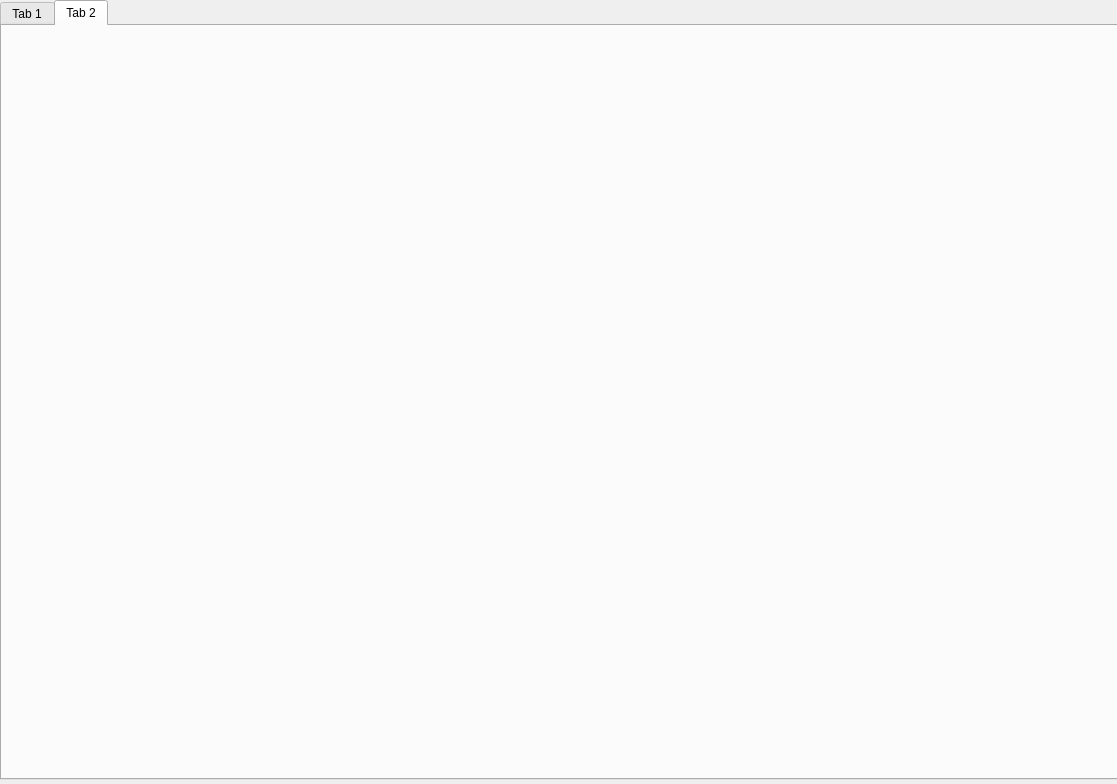
The window that gui/guiLayout.ui (dbpedia/tablist-extractor) describes before a commit, drawn with Qt 5.
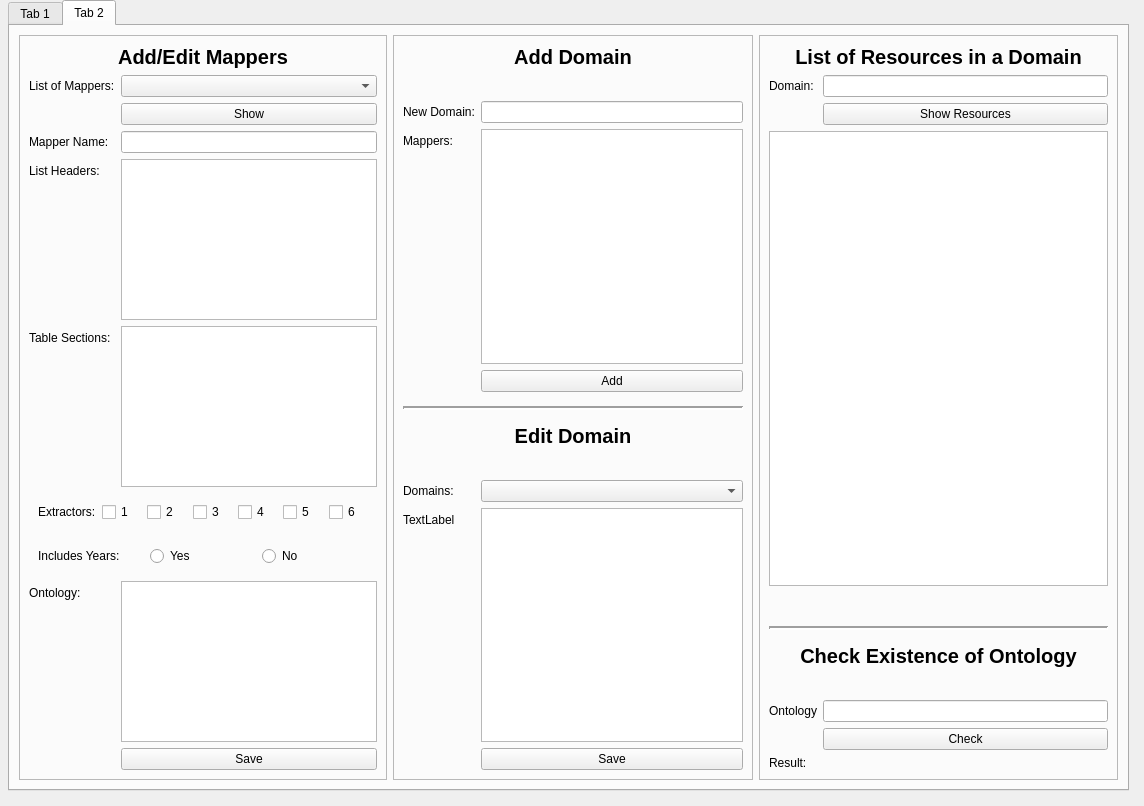
The same window after the commit. The open tabs and pages were chosen to show the change.

Commit message: add/edit mapper functions with UI

Diff of the .ui file:
```diff
--- a/gui/guiLayout.ui
+++ b/gui/guiLayout.ui
@@ -6,16 +6,10 @@
    <rect>
     <x>0</x>
     <y>0</y>
-    <width>1117</width>
-    <height>784</height>
+    <width>1144</width>
+    <height>806</height>
    </rect>
   </property>
-  <property name="minimumSize">
-   <size>
-    <width>1013</width>
-    <height>779</height>
-   </size>
-  </property>
   <property name="windowTitle">
    <string>Tablist-Extractor</string>
   </property>
@@ -23,12 +17,18 @@
    <widget class="QTabWidget" name="tabWidget">
     <property name="geometry">
      <rect>
-      <x>0</x>
+      <x>8</x>
       <y>0</y>
-      <width>1120</width>
-      <height>780</height>
+      <width>1121</width>
+      <height>791</height>
      </rect>
     </property>
+    <property name="maximumSize">
+     <size>
+      <width>16777215</width>
+      <height>830</height>
+     </size>
+    </property>
     <property name="currentIndex">
      <number>0</number>
     </property>
@@ -382,6 +382,481 @@
      <attribute name="title">
       <string>Tab 2</string>
      </attribute>
+     <layout class="QHBoxLayout" name="horizontalLayout">
+      <item>
+       <widget class="QFrame" name="frame_6">
+        <property name="frameShape">
+         <enum>QFrame::StyledPanel</enum>
+        </property>
+        <property name="frameShadow">
+         <enum>QFrame::Raised</enum>
+        </property>
+        <layout class="QFormLayout" name="formLayout_2">
+         <item row="0" column="0" colspan="2">
+          <widget class="QLabel" name="updateMapperLabel">
+           <property name="font">
+            <font>
+             <pointsize>15</pointsize>
+             <weight>75</weight>
+             <bold>true</bold>
+            </font>
+           </property>
+           <property name="text">
+            <string>Add/Edit Mappers</string>
+           </property>
+           <property name="alignment">
+            <set>Qt::AlignCenter</set>
+           </property>
+          </widget>
+         </item>
+         <item row="1" column="0">
+          <widget class="QLabel" name="ListOfMappersLabel">
+           <property name="text">
+            <string>List of Mappers:</string>
+           </property>
+          </widget>
+         </item>
+         <item row="1" column="1">
+          <widget class="QComboBox" name="ListOfMappersCombo"/>
+         </item>
+         <item row="2" column="1">
+          <widget class="QPushButton" name="ShowMappersBtn">
+           <property name="text">
+            <string>Show</string>
+           </property>
+          </widget>
+         </item>
+         <item row="3" column="0">
+          <widget class="QLabel" name="MapperNameLabel">
+           <property name="text">
+            <string>Mapper Name:</string>
+           </property>
+          </widget>
+         </item>
+         <item row="4" column="0">
+          <widget class="QLabel" name="ListSectionsLabel">
+           <property name="text">
+            <string>List Headers:</string>
+           </property>
+          </widget>
+         </item>
+         <item row="4" column="1">
+          <widget class="QTextEdit" name="ListHeadersTextEdit"/>
+         </item>
+         <item row="5" column="0">
+          <widget class="QLabel" name="TableHeadersLabel">
+           <property name="text">
+            <string>Table Sections:</string>
+           </property>
+          </widget>
+         </item>
+         <item row="5" column="1">
+          <widget class="QTextEdit" name="TableSectionsTextEdit"/>
+         </item>
+         <item row="6" column="0" colspan="2">
+          <widget class="QFrame" name="frame_11">
+           <property name="font">
+            <font>
+             <kerning>true</kerning>
+            </font>
+           </property>
+           <property name="frameShape">
+            <enum>QFrame::NoFrame</enum>
+           </property>
+           <property name="midLineWidth">
+            <number>-2</number>
+           </property>
+           <layout class="QHBoxLayout" name="horizontalLayout_3">
+            <item>
+             <widget class="QLabel" name="ExtractorsLabel">
+              <property name="text">
+               <string>Extractors:</string>
+              </property>
+             </widget>
+            </item>
+            <item>
+             <widget class="QCheckBox" name="extractor_checkBox_1">
+              <property name="text">
+               <string>1</string>
+              </property>
+             </widget>
+            </item>
+            <item>
+             <widget class="QCheckBox" name="extractor_checkBox_2">
+              <property name="text">
+               <string>2</string>
+              </property>
+             </widget>
+            </item>
+            <item>
+             <widget class="QCheckBox" name="extractor_checkBox_3">
+              <property name="text">
+               <string>3</string>
+              </property>
+             </widget>
+            </item>
+            <item>
+             <widget class="QCheckBox" name="extractor_checkBox_4">
+              <property name="text">
+               <string>4</string>
+              </property>
+             </widget>
+            </item>
+            <item>
+             <widget class="QCheckBox" name="extractor_checkBox_5">
+              <property name="text">
+               <string>5</string>
+              </property>
+             </widget>
+            </item>
+            <item>
+             <widget class="QCheckBox" name="extractor_checkBox_6">
+              <property name="text">
+               <string>6</string>
+              </property>
+             </widget>
+            </item>
+           </layout>
+          </widget>
+         </item>
+         <item row="7" column="0" colspan="2">
+          <widget class="QFrame" name="frame_10">
+           <property name="frameShape">
+            <enum>QFrame::NoFrame</enum>
+           </property>
+           <property name="frameShadow">
+            <enum>QFrame::Raised</enum>
+           </property>
+           <layout class="QHBoxLayout" name="horizontalLayout_2">
+            <item>
+             <widget class="QLabel" name="YearsLabel">
+              <property name="text">
+               <string>Includes Years:</string>
+              </property>
+             </widget>
+            </item>
+            <item>
+             <widget class="QRadioButton" name="YearsYesRadio">
+              <property name="text">
+               <string>Yes</string>
+              </property>
+             </widget>
+            </item>
+            <item>
+             <widget class="QRadioButton" name="YearsNoRadio">
+              <property name="text">
+               <string>No</string>
+              </property>
+             </widget>
+            </item>
+           </layout>
+          </widget>
+         </item>
+         <item row="8" column="0">
+          <widget class="QLabel" name="OntologyLabel">
+           <property name="text">
+            <string>Ontology:</string>
+           </property>
+          </widget>
+         </item>
+         <item row="8" column="1">
+          <widget class="QTextEdit" name="OntologyTextEdit"/>
+         </item>
+         <item row="9" column="1">
+          <widget class="QPushButton" name="SaveMapperBtn">
+           <property name="text">
+            <string>Save</string>
+           </property>
+          </widget>
+         </item>
+         <item row="3" column="1">
+          <widget class="QLineEdit" name="MapperNameLineEdit">
+           <property name="minimumSize">
+            <size>
+             <width>200</width>
+             <height>0</height>
+            </size>
+           </property>
+          </widget>
+         </item>
+        </layout>
+       </widget>
+      </item>
+      <item>
+       <widget class="QFrame" name="frame_4">
+        <property name="frameShape">
+         <enum>QFrame::StyledPanel</enum>
+        </property>
+        <property name="frameShadow">
+         <enum>QFrame::Raised</enum>
+        </property>
+        <layout class="QFormLayout" name="formLayout_3">
+         <item row="0" column="0" colspan="2">
+          <widget class="QLabel" name="AddDomainLabel">
+           <property name="font">
+            <font>
+             <pointsize>15</pointsize>
+             <weight>75</weight>
+             <bold>true</bold>
+            </font>
+           </property>
+           <property name="text">
+            <string>Add Domain</string>
+           </property>
+           <property name="alignment">
+            <set>Qt::AlignCenter</set>
+           </property>
+          </widget>
+         </item>
+         <item row="1" column="0" colspan="2">
+          <spacer name="horizontalSpacer_2">
+           <property name="orientation">
+            <enum>Qt::Horizontal</enum>
+           </property>
+           <property name="sizeHint" stdset="0">
+            <size>
+             <width>40</width>
+             <height>20</height>
+            </size>
+           </property>
+          </spacer>
+         </item>
+         <item row="2" column="0">
+          <widget class="QLabel" name="NewDomainLabel">
+           <property name="text">
+            <string>New Domain:</string>
+           </property>
+          </widget>
+         </item>
+         <item row="2" column="1">
+          <widget class="QLineEdit" name="NewDomainLineEdit"/>
+         </item>
+         <item row="3" column="0">
+          <widget class="QLabel" name="AddDomainMappersLabel">
+           <property name="text">
+            <string>Mappers:</string>
+           </property>
+          </widget>
+         </item>
+         <item row="3" column="1">
+          <widget class="QTextEdit" name="AddDomainMappers"/>
+         </item>
+         <item row="4" column="1">
+          <widget class="QPushButton" name="AddDomainBtn">
+           <property name="text">
+            <string>Add</string>
+           </property>
+          </widget>
+         </item>
+         <item row="6" column="0" colspan="2">
+          <widget class="Line" name="line_3">
+           <property name="minimumSize">
+            <size>
+             <width>50</width>
+             <height>20</height>
+            </size>
+           </property>
+           <property name="lineWidth">
+            <number>2</number>
+           </property>
+           <property name="orientation">
+            <enum>Qt::Horizontal</enum>
+           </property>
+          </widget>
+         </item>
+         <item row="8" column="0" colspan="2">
+          <widget class="QLabel" name="label_10">
+           <property name="font">
+            <font>
+             <pointsize>15</pointsize>
+             <weight>75</weight>
+             <bold>true</bold>
+            </font>
+           </property>
+           <property name="text">
+            <string>Edit Domain</string>
+           </property>
+           <property name="alignment">
+            <set>Qt::AlignCenter</set>
+           </property>
+          </widget>
+         </item>
+         <item row="9" column="0" colspan="2">
+          <spacer name="horizontalSpacer_3">
+           <property name="orientation">
+            <enum>Qt::Horizontal</enum>
+           </property>
+           <property name="sizeHint" stdset="0">
+            <size>
+             <width>40</width>
+             <height>20</height>
+            </size>
+           </property>
+          </spacer>
+         </item>
+         <item row="10" column="0">
+          <widget class="QLabel" name="DomainsListLabel">
+           <property name="text">
+            <string>Domains:</string>
+           </property>
+          </widget>
+         </item>
+         <item row="10" column="1">
+          <widget class="QComboBox" name="DomainsListDropDown"/>
+         </item>
+         <item row="11" column="0">
+          <widget class="QLabel" name="EditDomainMappersLabel">
+           <property name="text">
+            <string>TextLabel</string>
+           </property>
+          </widget>
+         </item>
+         <item row="11" column="1">
+          <widget class="QTextEdit" name="EditDomainMappers"/>
+         </item>
+         <item row="12" column="1">
+          <widget class="QPushButton" name="EditDomainSaveBtn">
+           <property name="text">
+            <string>Save</string>
+           </property>
+          </widget>
+         </item>
+        </layout>
+       </widget>
+      </item>
+      <item>
+       <widget class="QFrame" name="frame_5">
+        <property name="frameShape">
+         <enum>QFrame::StyledPanel</enum>
+        </property>
+        <property name="frameShadow">
+         <enum>QFrame::Raised</enum>
+        </property>
+        <layout class="QFormLayout" name="formLayout_4">
+         <item row="0" column="0" colspan="2">
+          <widget class="QLabel" name="ResourcesListLabel">
+           <property name="font">
+            <font>
+             <pointsize>15</pointsize>
+             <weight>75</weight>
+             <bold>true</bold>
+            </font>
+           </property>
+           <property name="text">
+            <string>List of Resources in a Domain</string>
+           </property>
+           <property name="alignment">
+            <set>Qt::AlignCenter</set>
+           </property>
+          </widget>
+         </item>
+         <item row="1" column="0">
+          <widget class="QLabel" name="DomainLabel">
+           <property name="text">
+            <string>Domain:</string>
+           </property>
+          </widget>
+         </item>
+         <item row="1" column="1">
+          <widget class="QLineEdit" name="DomainLineEdit"/>
+         </item>
+         <item row="2" column="1">
+          <widget class="QPushButton" name="ShowResourcesBtn">
+           <property name="text">
+            <string>Show Resources</string>
+           </property>
+          </widget>
+         </item>
+         <item row="3" column="0" colspan="2">
+          <widget class="QTextEdit" name="ShowResourcesField"/>
+         </item>
+         <item row="8" column="0" colspan="2">
+          <widget class="QLabel" name="CheckOntologyTitle">
+           <property name="font">
+            <font>
+             <pointsize>15</pointsize>
+             <weight>75</weight>
+             <bold>true</bold>
+            </font>
+           </property>
+           <property name="text">
+            <string>Check Existence of Ontology</string>
+           </property>
+           <property name="alignment">
+            <set>Qt::AlignCenter</set>
+           </property>
+          </widget>
+         </item>
+         <item row="10" column="0">
+          <widget class="QLabel" name="CheckOntologyLabel">
+           <property name="text">
+            <string>Ontology</string>
+           </property>
+          </widget>
+         </item>
+         <item row="10" column="1">
+          <widget class="QLineEdit" name="CheckOntologyField"/>
+         </item>
+         <item row="11" column="1">
+          <widget class="QPushButton" name="CheckBtn">
+           <property name="text">
+            <string>Check</string>
+           </property>
+          </widget>
+         </item>
+         <item row="12" column="0">
+          <widget class="QLabel" name="ResultLabel">
+           <property name="text">
+            <string>Result:</string>
+           </property>
+          </widget>
+         </item>
+         <item row="5" column="0" colspan="2">
+          <spacer name="horizontalSpacer_5">
+           <property name="orientation">
+            <enum>Qt::Horizontal</enum>
+           </property>
+           <property name="sizeHint" stdset="0">
+            <size>
+             <width>40</width>
+             <height>20</height>
+            </size>
+           </property>
+          </spacer>
+         </item>
+         <item row="9" column="0" colspan="2">
+          <spacer name="horizontalSpacer_8">
+           <property name="orientation">
+            <enum>Qt::Horizontal</enum>
+           </property>
+           <property name="sizeHint" stdset="0">
+            <size>
+             <width>40</width>
+             <height>20</height>
+            </size>
+           </property>
+          </spacer>
+         </item>
+         <item row="6" column="0" colspan="2">
+          <widget class="Line" name="line_4">
+           <property name="minimumSize">
+            <size>
+             <width>50</width>
+             <height>20</height>
+            </size>
+           </property>
+           <property name="lineWidth">
+            <number>2</number>
+           </property>
+           <property name="orientation">
+            <enum>Qt::Horizontal</enum>
+           </property>
+          </widget>
+         </item>
+        </layout>
+       </widget>
+      </item>
+     </layout>
     </widget>
    </widget>
   </widget>
```
Left out of the diff: 176 changed lines with no effect on the pictures. Lines whose indentation alone changed are shown as unchanged. The commit also changes 6 other files.
